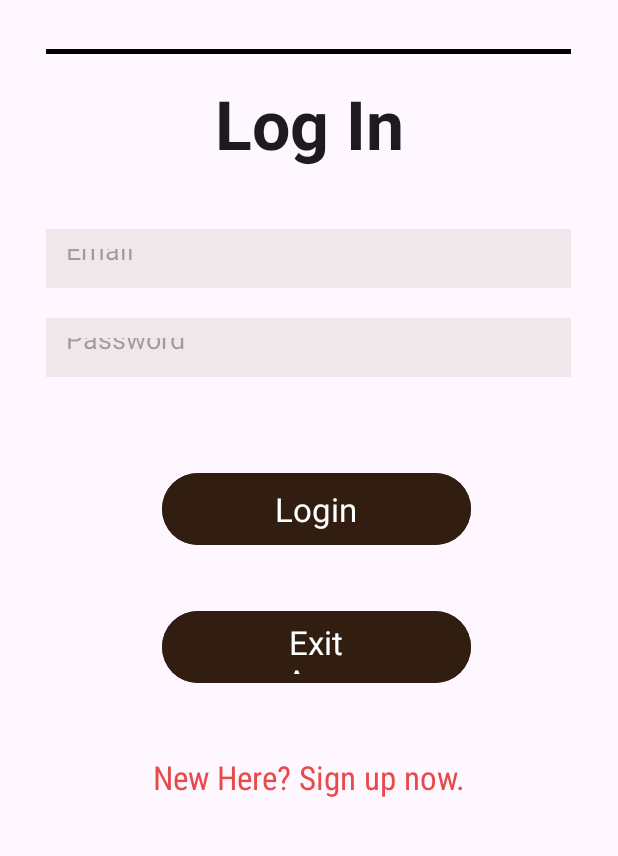
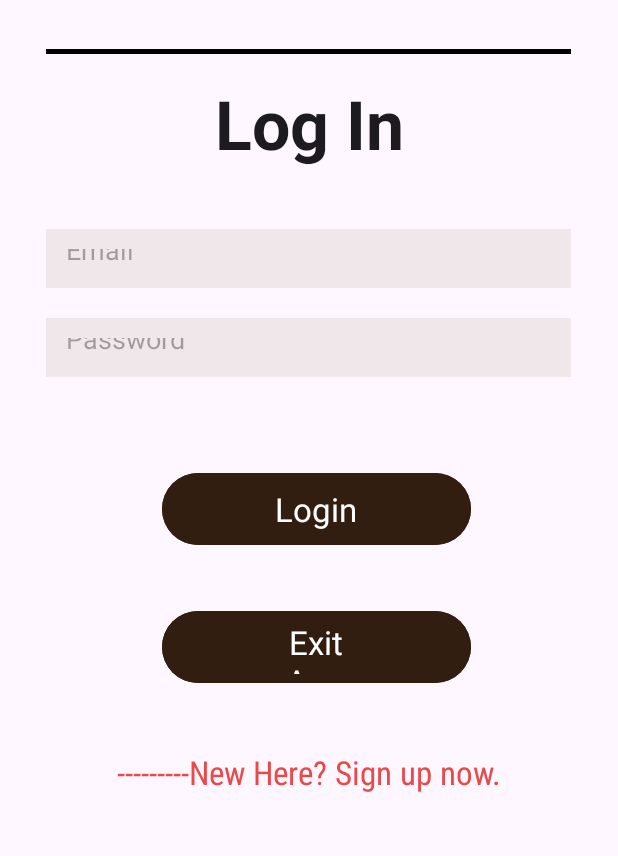
Before and after one commit to jifonthespoon/CS2340A_Team32, an Android app: the screen it shows after launch (LoginActivity), on a phone screen of 412 x 824 dp, the part 371-1227 px from its top. Run offline under Robolectric (Android 15) with nearby library versions, the phone set to English and light mode, and no system bars; our stand-ins replace Firebase (no records; nobody signed in at launch, a user with empty details on screens opened directly).

```diff
--- a/app/src/main/res/layout/login_screen_activity.xml
+++ b/app/src/main/res/layout/login_screen_activity.xml
@@ -125,7 +125,7 @@
         android:fontFamily="sans-serif-condensed"
         android:paddingLeft="100px"
         android:paddingRight="100px"
-        android:text="New Here? Sign up now."
+        android:text="---------New Here? Sign up now. ---------"
         android:textAlignment="center"
         android:textAppearance="@style/TextAppearance.AppCompat.Large"
         android:textColor="#E84A4A"
```
